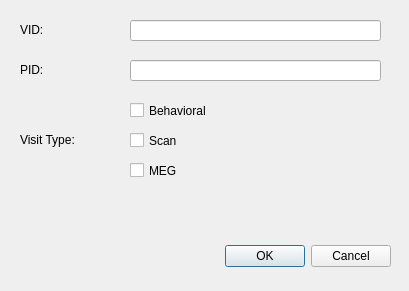
Above: ui/add_visit_type.ui from LabNeuroCogDevel/LNCDschedule before the change. Below: the same form after it.
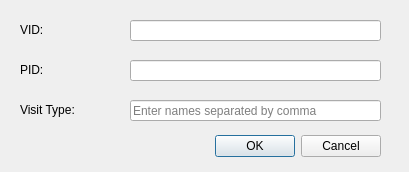
That is the form after the change.

Patch:
```diff
--- a/ui/add_visit_type.ui
+++ b/ui/add_visit_type.ui
@@ -7,7 +7,7 @@
     <x>0</x>
     <y>0</y>
     <width>409</width>
-    <height>291</height>
+    <height>172</height>
    </rect>
   </property>
   <property name="windowTitle">
@@ -16,8 +16,8 @@
   <widget class="QDialogButtonBox" name="buttonBox">
    <property name="geometry">
     <rect>
-     <x>50</x>
-     <y>240</y>
+     <x>40</x>
+     <y>130</y>
      <width>341</width>
      <height>32</height>
     </rect>
@@ -75,59 +75,11 @@
     </rect>
    </property>
   </widget>
-  <widget class="QCheckBox" name="checkBox">
-   <property name="geometry">
-    <rect>
-     <x>130</x>
-     <y>100</y>
-     <width>85</width>
-     <height>21</height>
-    </rect>
-   </property>
-   <property name="text">
-    <string>Behavioral</string>
-   </property>
-   <attribute name="buttonGroup">
-    <string notr="true">vtype_text</string>
-   </attribute>
-  </widget>
-  <widget class="QCheckBox" name="checkBox_2">
-   <property name="geometry">
-    <rect>
-     <x>130</x>
-     <y>130</y>
-     <width>85</width>
-     <height>21</height>
-    </rect>
-   </property>
-   <property name="text">
-    <string>Scan</string>
-   </property>
-   <attribute name="buttonGroup">
-    <string notr="true">vtype_text</string>
-   </attribute>
-  </widget>
-  <widget class="QCheckBox" name="checkBox_3">
-   <property name="geometry">
-    <rect>
-     <x>130</x>
-     <y>160</y>
-     <width>85</width>
-     <height>21</height>
-    </rect>
-   </property>
-   <property name="text">
-    <string>MEG</string>
-   </property>
-   <attribute name="buttonGroup">
-    <string notr="true">vtype_text</string>
-   </attribute>
-  </widget>
   <widget class="QLabel" name="relation_label_6">
    <property name="geometry">
     <rect>
      <x>20</x>
-     <y>130</y>
+     <y>100</y>
      <width>101</width>
      <height>20</height>
     </rect>
@@ -136,6 +88,19 @@
     <string>Visit Type:</string>
    </property>
   </widget>
+  <widget class="QLineEdit" name="vtype_text">
+   <property name="geometry">
+    <rect>
+     <x>130</x>
+     <y>100</y>
+     <width>251</width>
+     <height>21</height>
+    </rect>
+   </property>
+   <property name="placeholderText">
+    <string>Enter names separated by comma</string>
+   </property>
+  </widget>
  </widget>
  <resources/>
  <connections>
```
Left out of the diff: 7 changed lines with no effect on the pictures.
